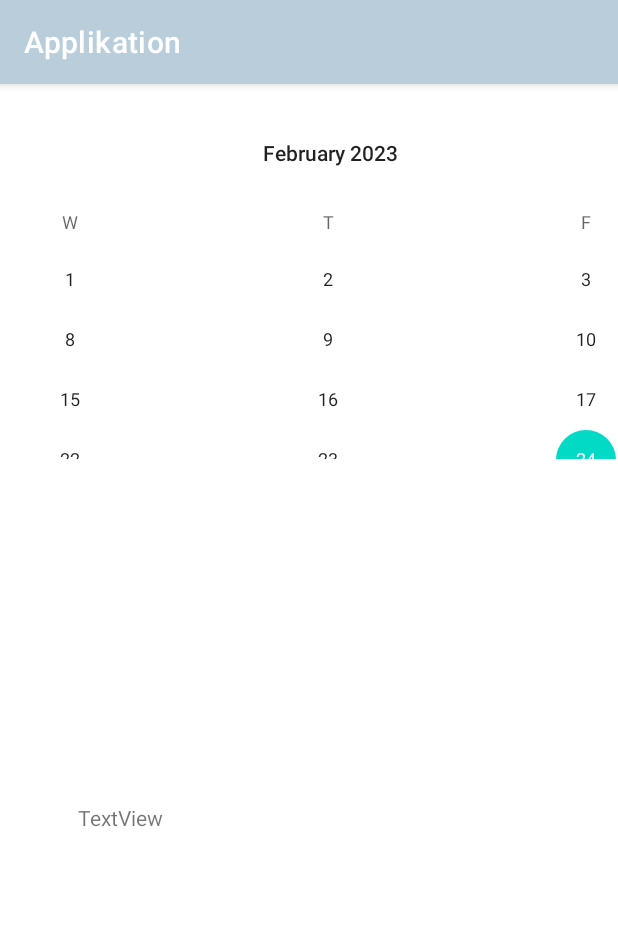
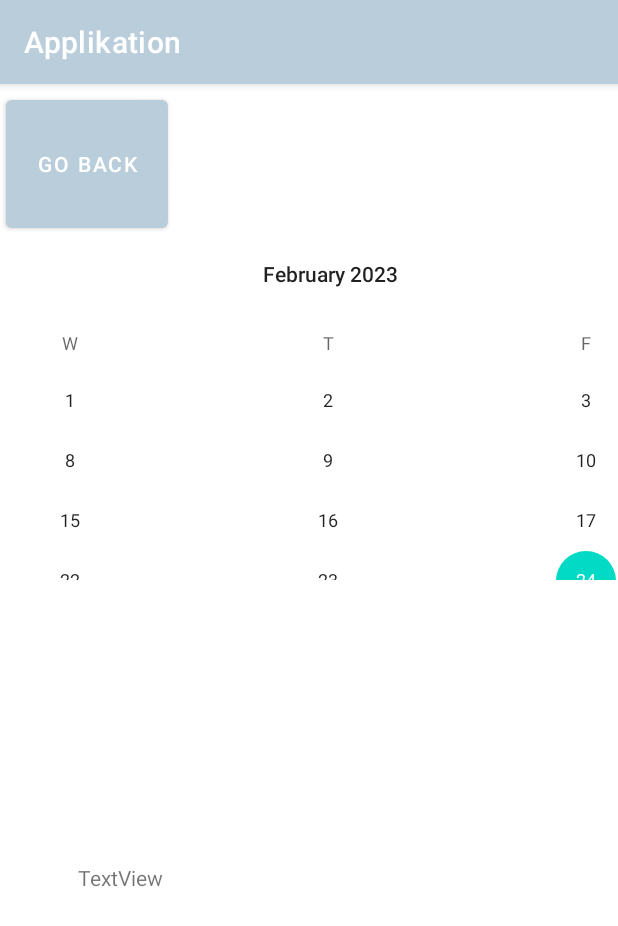
Before and after one commit to NorenAnton/Applikation, an Android app: the Calendar screen opened directly, with no data from a screen before it, on a phone screen of 412 x 824 dp. Shown: the top 926 px of the screen. Run offline under Robolectric (Android 15) with nearby library versions, the phone set to English and light mode, and no system bars.

Commit message:
Added goback button to calendar and fixed button names on log and chat

```diff
--- a/app/src/main/java/com/miun/applikation/Calendar.java
+++ b/app/src/main/java/com/miun/applikation/Calendar.java
@@ -31,7 +31,7 @@ public class Calendar extends AppCompatActivity{
                      int month,
                      int dayOfMonth)
              {
-                 String Date = dayOfMonth + "-" + (month + 1) + "-" + year;
+                 String Date = year + "-" + (month + 1) + "-" + dayOfMonth;
 
 
                  test.setText(Date);
--- a/app/src/main/res/layout/calendar.xml
+++ b/app/src/main/res/layout/calendar.xml
@@ -5,6 +5,19 @@
     android:layout_width="match_parent"
     android:layout_height="match_parent"
     tools:context=".Calendar">
+
+    <Button
+        android:id="@+id/goBackCalendar"
+        android:layout_width="108dp"
+        android:layout_height="97dp"
+        android:onClick="changeView"
+        android:text="Go back"
+        app:layout_constraintBottom_toBottomOf="parent"
+        app:layout_constraintEnd_toEndOf="parent"
+        app:layout_constraintHorizontal_bias="0.013"
+        app:layout_constraintStart_toStartOf="parent"
+        app:layout_constraintTop_toTopOf="parent"
+        app:layout_constraintVertical_bias="0.007" />
 
     <CalendarView
         android:id="@+id/calendarView"
@@ -17,7 +30,7 @@
         app:layout_constraintHorizontal_bias="0.484"
         app:layout_constraintStart_toStartOf="parent"
         app:layout_constraintTop_toTopOf="parent"
-        app:layout_constraintVertical_bias="0.024" />
+        app:layout_constraintVertical_bias="0.176" />
 
     <TextView
         android:id="@+id/textView"
--- a/app/src/main/res/layout/log.xml
+++ b/app/src/main/res/layout/log.xml
@@ -8,7 +8,7 @@
     tools:context=".Chat">
 
     <Button
-        android:id="@+id/goBack"
+        android:id="@+id/goBackLog"
         android:layout_width="108dp"
         android:layout_height="97dp"
         android:onClick="changeView"
@@ -26,7 +26,7 @@
         android:layout_height="0dp"
         app:layout_constraintBottom_toBottomOf="parent"
         app:layout_constraintStart_toStartOf="parent"
-        app:layout_constraintTop_toBottomOf="@+id/goBack"
+        app:layout_constraintTop_toBottomOf="@+id/goBackLog"
         app:layout_constraintVertical_bias="0.988" />
 
     <Button
@@ -78,7 +78,7 @@
         android:layout_marginStart="1000dp"
         android:layout_marginTop="4dp"
         android:text="Go to Chat"
-        app:layout_constraintStart_toEndOf="@+id/goBack"
+        app:layout_constraintStart_toEndOf="@+id/goBackLog"
         app:layout_constraintTop_toTopOf="parent" />
 
 </androidx.constraintlayout.widget.ConstraintLayout>
```
Also changed, not shown: app/src/main/java/com/miun/applikation/Chat.java (+3 -5 lines), app/src/main/java/com/miun/applikation/Log.java (+2 -6 lines), app/src/main/java/com/miun/applikation/MainActivity.java (+6 -6 lines), app/src/main/res/layout/chat.xml (renamed from app/src/main/res/layout/chatt.xml, +3 -4 lines).
